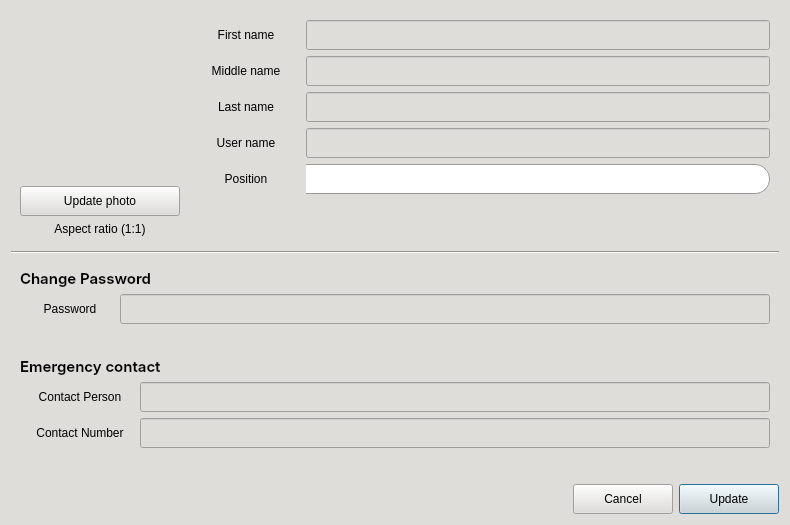
This is CAI_PyQt/CAI_Admin/UI/FormEditUser.ui in CPG19040/CPG19040 as Qt 5 draws it before an edit. The edited form follows.
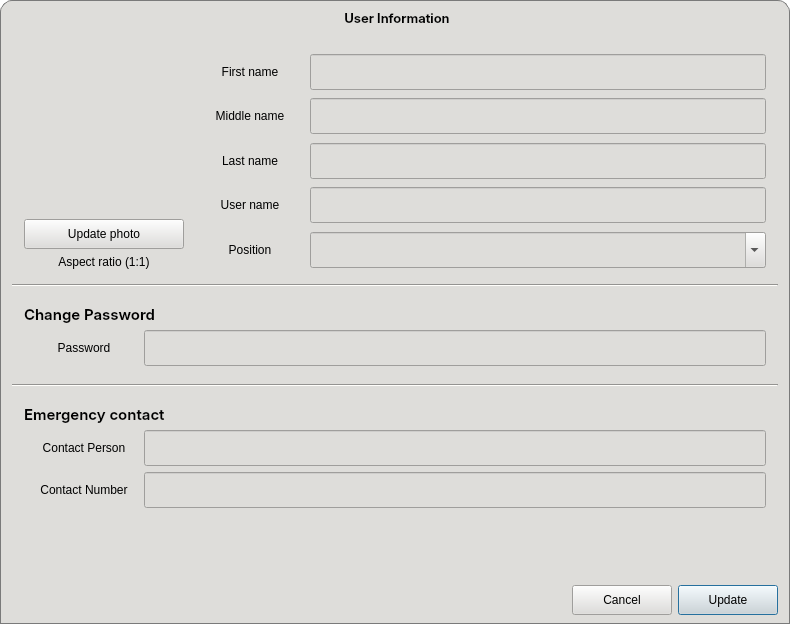
This is the edited form. Icons and pictures are not drawn.

What changed in the file:
```diff
--- a/CAI_PyQt/CAI_Admin/UI/FormEditUser.ui
+++ b/CAI_PyQt/CAI_Admin/UI/FormEditUser.ui
@@ -7,19 +7,19 @@
     <x>0</x>
     <y>0</y>
     <width>790</width>
-    <height>525</height>
+    <height>624</height>
    </rect>
   </property>
   <property name="minimumSize">
    <size>
     <width>790</width>
-    <height>525</height>
+    <height>624</height>
    </size>
   </property>
   <property name="maximumSize">
    <size>
-    <width>790</width>
-    <height>525</height>
+    <width>900</width>
+    <height>624</height>
    </size>
   </property>
   <property name="windowTitle">
@@ -31,6 +31,286 @@
 	color: black;
 }
 
+#EditUserDialog {
+	background: transparent;
+}
+
+QMessageBox {
+	background-color: #deddda;
+	font: 10pt &quot;Inter&quot;;
+	color: black;
+}
+
+QMessageBox QLabel {
+	font: 10pt &quot;Inter&quot;;
+	color: black;
+}
+
+QMessageBox QPushButton {
+	height: 30px;
+	padding: 0px 12px;
+	background-color: #deddda;
+	font: 10pt &quot;Inter&quot;;
+	color: black;
+}</string>
+  </property>
+  <property name="modal">
+   <bool>true</bool>
+  </property>
+  <layout class="QVBoxLayout" name="verticalLayout">
+   <property name="spacing">
+    <number>0</number>
+   </property>
+   <property name="leftMargin">
+    <number>0</number>
+   </property>
+   <property name="topMargin">
+    <number>0</number>
+   </property>
+   <property name="rightMargin">
+    <number>0</number>
+   </property>
+   <property name="bottomMargin">
+    <number>0</number>
+   </property>
+   <item>
+    <widget class="QFrame" name="frame_header">
+     <property name="minimumSize">
+      <size>
+       <width>0</width>
+       <height>35</height>
+      </size>
+     </property>
+     <property name="maximumSize">
+      <size>
+       <width>16777215</width>
+       <height>35</height>
+      </size>
+     </property>
+     <property name="mouseTracking">
+      <bool>true</bool>
+     </property>
+     <property name="styleSheet">
+      <string notr="true">#frame_header {
+	background-color: #deddda;
+	border-top-left-radius: 12px;
+	border-top-right-radius: 12px;
+	border: 1px solid #7a7a7a;
+	border-bottom: none;
+}</string>
+     </property>
+     <property name="frameShape">
+      <enum>QFrame::StyledPanel</enum>
+     </property>
+     <property name="frameShadow">
+      <enum>QFrame::Raised</enum>
+     </property>
+     <layout class="QHBoxLayout" name="horizontalLayout_10">
+      <property name="spacing">
+       <number>6</number>
+      </property>
+      <property name="leftMargin">
+       <number>4</number>
+      </property>
+      <property name="topMargin">
+       <number>0</number>
+      </property>
+      <property name="rightMargin">
+       <number>0</number>
+      </property>
+      <property name="bottomMargin">
+       <number>0</number>
+      </property>
+      <item>
+       <widget class="QWidget" name="widget_window_icon" native="true">
+        <property name="minimumSize">
+         <size>
+          <width>72</width>
+          <height>34</height>
+         </size>
+        </property>
+        <property name="maximumSize">
+         <size>
+          <width>72</width>
+          <height>34</height>
+         </size>
+        </property>
+        <property name="styleSheet">
+         <string notr="true">background: transparent;</string>
+        </property>
+        <layout class="QHBoxLayout" name="horizontalLayout_12">
+         <property name="leftMargin">
+          <number>0</number>
+         </property>
+         <property name="topMargin">
+          <number>0</number>
+         </property>
+         <property name="rightMargin">
+          <number>0</number>
+         </property>
+         <property name="bottomMargin">
+          <number>0</number>
+         </property>
+        </layout>
+       </widget>
+      </item>
+      <item>
+       <widget class="QLabel" name="label_windowTitle">
+        <property name="font">
+         <font>
+          <family>Inter SemiBold</family>
+          <pointsize>10</pointsize>
+          <weight>50</weight>
+          <italic>false</italic>
+          <bold>false</bold>
+         </font>
+        </property>
+        <property name="styleSheet">
+         <string notr="true">background: transparent;
+color: rgb(0, 0, 0);
+font: 10pt &quot;Inter SemiBold&quot;;</string>
+        </property>
+        <property name="text">
+         <string>User Information</string>
+        </property>
+        <property name="alignment">
+         <set>Qt::AlignCenter</set>
+        </property>
+       </widget>
+      </item>
+      <item>
+       <widget class="QWidget" name="widget_window_buttons" native="true">
+        <property name="minimumSize">
+         <size>
+          <width>72</width>
+          <height>34</height>
+         </size>
+        </property>
+        <property name="maximumSize">
+         <size>
+          <width>72</width>
+          <height>34</height>
+         </size>
+        </property>
+        <property name="styleSheet">
+         <string notr="true">background: transparent;</string>
+        </property>
+        <layout class="QHBoxLayout" name="horizontalLayout_13">
+         <property name="leftMargin">
+          <number>0</number>
+         </property>
+         <property name="topMargin">
+          <number>0</number>
+         </property>
+         <property name="rightMargin">
+          <number>0</number>
+         </property>
+         <property name="bottomMargin">
+          <number>0</number>
+         </property>
+         <item>
+          <widget class="QPushButton" name="btnMinimize">
+           <property name="minimumSize">
+            <size>
+             <width>24</width>
+             <height>24</height>
+            </size>
+           </property>
+           <property name="maximumSize">
+            <size>
+             <width>24</width>
+             <height>24</height>
+            </size>
+           </property>
+           <property name="cursor">
+            <cursorShape>PointingHandCursor</cursorShape>
+           </property>
+           <property name="styleSheet">
+            <string notr="true">#btnMinimize {
+	border-radius: 12px;
+	background-color: transparent;
+}
+
+#btnMinimize:hover {
+	background-color: rgb(248, 228, 92);
+}</string>
+           </property>
+           <property name="text">
+            <string/>
+           </property>
+           <property name="icon">
+            <iconset resource="../resources.qrc">
+             <normaloff>:/Images/Images/minimize-sign.png</normaloff>:/Images/Images/minimize-sign.png</iconset>
+           </property>
+           <property name="iconSize">
+            <size>
+             <width>12</width>
+             <height>12</height>
+            </size>
+           </property>
+          </widget>
+         </item>
+         <item>
+          <widget class="QPushButton" name="btnClose">
+           <property name="minimumSize">
+            <size>
+             <width>24</width>
+             <height>24</height>
+            </size>
+           </property>
+           <property name="maximumSize">
+            <size>
+             <width>24</width>
+             <height>24</height>
+            </size>
+           </property>
+           <property name="cursor">
+            <cursorShape>PointingHandCursor</cursorShape>
+           </property>
+           <property name="styleSheet">
+            <string notr="true">#btnClose {
+	border-radius: 12px;
+	background-color: transparent;
+}
+
+#btnClose:hover {
+	background-color: rgb(246, 97, 81);
+}</string>
+           </property>
+           <property name="text">
+            <string/>
+           </property>
+           <property name="icon">
+            <iconset resource="../resources.qrc">
+             <normaloff>:/Images/Images/clear.png</normaloff>:/Images/Images/clear.png</iconset>
+           </property>
+          </widget>
+         </item>
+        </layout>
+       </widget>
+      </item>
+     </layout>
+    </widget>
+   </item>
+   <item>
+    <widget class="QWidget" name="widget_body" native="true">
+     <property name="minimumSize">
+      <size>
+       <width>0</width>
+       <height>100</height>
+      </size>
+     </property>
+     <property name="styleSheet">
+      <string notr="true">#widget_body {
+	background-color: #deddda;
+	border: 1px solid #7a7a7a;
+	border-top: none;
+}
+
+#grp_info {
+	background-color: transparent;
+}
+
 QPushButton[class=&quot;button-green&quot;] {
 	border: 1px solid #0a5128;
     border-radius: 15px;
@@ -88,6 +368,11 @@
 	color: #aeaeae;
 }
 
+/**[class=&quot;section-widget&quot;] {
+	background-color: #c0bfbc;
+	border-radius: 12px;
+}*/
+
 *[class=&quot;input-field&quot;] {
 	background-color: transparent;
 }
@@ -96,45 +381,44 @@
 	background-color: #ffffff;
 	border: 1px solid #999;
 	border-left: none;
-	border-top-right-radius: 15px;
-	border-bottom-right-radius: 15px;
+	border-top-right-radius: 18px;
+	border-bottom-right-radius: 18px;
 	padding: 0px 8px;
 	color: black;
 }
 
 *[class=&quot;input-field&quot;] QLabel {
-	background-color: rgb(192, 191, 188);
+	background-color: #d2d2d2;
 	border-left: 1px solid #999;
 	border-top: 1px solid #999;
 	border-bottom: 1px solid #999;
 	border-right: none;
-	border-top-left-radius: 15px;
-	border-bottom-left-radius: 15px;
+	border-top-left-radius: 18px;
+	border-bottom-left-radius: 18px;
 	padding-left: 8px;
 	color: black;
 }
 
-QComboBox {
-    border: 1px solid #999;
-    border-left: none;
-    padding: 0px 10px;
-    background-color: #ffffff;
-    color: #333333;
-    font: 10pt &quot;Inter Medium&quot;;
-    selection-background-color: #7eb4d7;
-	border-top-right-radius: 15px;
-	border-bottom-right-radius: 15px;
+*[class=&quot;input-field&quot;] QComboBox {
+	background-color: #FFF;
+	border: 1px solid #999;
+	border-left: none;
+	border-top-right-radius: 18px;
+	border-bottom-right-radius: 18px;
+	padding-left: 8px;
+	color: black;
 }
 
-QComboBox:focus, QLineEdit:focus {
-    border: 1px solid #007BFF;
+*[class=&quot;input-field&quot;] QComboBox:focus {
+	border: 1px solid #007BFF;
 }
 
-QComboBox:hover, QLineEdit:hover {
+*[class=&quot;input-field&quot;] QLineEdit:hover,
+*[class=&quot;input-field&quot;] QComboBox:hover {
     border: 1px solid #3498db;
 }
 
-QComboBox::drop-down {
+*[class=&quot;input-field&quot;] QComboBox::drop-down {
     subcontrol-origin: padding;
     subcontrol-position: top right;
     width: 30px;
@@ -144,14 +428,14 @@
     border-bottom-right-radius: 15px;
 }
 
-QComboBox::down-arrow {
+*[class=&quot;input-field&quot;] QComboBox::down-arrow {
     image: url(:/Images/Images/caret-down.png);
     border: none;
     width: 8px;
     height: 8px;
 }
 
-QComboBox QAbstractItemView {
+*[class=&quot;input-field&quot;] QComboBox QAbstractItemView {
     background-color: white !important;
     border: 1px solid #999;
     selection-background-color: #7eb4d7;
@@ -159,7 +443,7 @@
     outline: 0; /* Removes the ugly dotted focus border */
 }
 
-QComboBox QAbstractItemView::item {
+*[class=&quot;input-field&quot;] QComboBox QAbstractItemView::item {
     padding: 0px 15px;
     border-radius: 4px;
     color: #333333;
@@ -171,18 +455,44 @@
     color: #ffffff;
 }</string>
   </property>
-  <property name="modal">
-   <bool>true</bool>
-  </property>
-  <layout class="QVBoxLayout" name="verticalLayout">
+     <layout class="QVBoxLayout" name="verticalLayout_5">
+      <property name="spacing">
+       <number>6</number>
+      </property>
+      <property name="leftMargin">
+       <number>12</number>
+      </property>
+      <property name="topMargin">
+       <number>9</number>
+      </property>
+      <property name="rightMargin">
+       <number>12</number>
+      </property>
+      <property name="bottomMargin">
+       <number>9</number>
+      </property>
    <item>
-    <widget class="QWidget" name="widget" native="true">
+       <widget class="QWidget" name="widget_1" native="true">
      <property name="styleSheet">
       <string notr="true"/>
      </property>
+        <property name="class" stdset="0">
+         <string>section-widget</string>
+        </property>
      <layout class="QHBoxLayout" name="horizontalLayout">
+         <property name="leftMargin">
+          <number>12</number>
+         </property>
+         <property name="rightMargin">
+          <number>12</number>
+         </property>
       <item>
        <widget class="QWidget" name="widget_3" native="true">
+           <property name="styleSheet">
+            <string notr="true">#widget_3, QLabel {
+	background: transparent;
+}</string>
+           </property>
         <layout class="QVBoxLayout" name="verticalLayout_2">
          <property name="leftMargin">
           <number>0</number>
@@ -214,7 +524,7 @@
             <string/>
            </property>
            <property name="pixmap">
-            <pixmap resource="../resources.qrc">:/Images/Images/profile_gray.png</pixmap>
+               <pixmap resource="../resources.qrc">:/Images/Images/profile.png</pixmap>
            </property>
            <property name="scaledContents">
             <bool>true</bool>
@@ -306,13 +616,13 @@
               <property name="minimumSize">
                <size>
                 <width>120</width>
-                <height>30</height>
+                   <height>36</height>
                </size>
               </property>
               <property name="maximumSize">
                <size>
                 <width>120</width>
-                <height>30</height>
+                   <height>36</height>
                </size>
               </property>
               <property name="text">
@@ -328,7 +638,13 @@
               <property name="minimumSize">
                <size>
                 <width>0</width>
-                <height>30</height>
+                   <height>36</height>
+                  </size>
+                 </property>
+                 <property name="maximumSize">
+                  <size>
+                   <width>16777215</width>
+                   <height>36</height>
                </size>
               </property>
               <property name="styleSheet">
@@ -365,13 +681,13 @@
               <property name="minimumSize">
                <size>
                 <width>120</width>
-                <height>30</height>
+                   <height>36</height>
                </size>
               </property>
               <property name="maximumSize">
                <size>
                 <width>120</width>
-                <height>30</height>
+                   <height>36</height>
                </size>
               </property>
               <property name="text">
@@ -387,7 +703,13 @@
               <property name="minimumSize">
                <size>
                 <width>0</width>
-                <height>30</height>
+                   <height>36</height>
+                  </size>
+                 </property>
+                 <property name="maximumSize">
+                  <size>
+                   <width>16777215</width>
+                   <height>36</height>
                </size>
               </property>
               <property name="styleSheet">
@@ -424,13 +746,13 @@
               <property name="minimumSize">
                <size>
                 <width>120</width>
-                <height>30</height>
+                   <height>36</height>
                </size>
               </property>
               <property name="maximumSize">
                <size>
                 <width>120</width>
-                <height>30</height>
+                   <height>36</height>
                </size>
               </property>
               <property name="text">
@@ -446,7 +768,13 @@
               <property name="minimumSize">
                <size>
                 <width>0</width>
-                <height>30</height>
+                   <height>36</height>
+                  </size>
+                 </property>
+                 <property name="maximumSize">
+                  <size>
+                   <width>16777215</width>
+                   <height>36</height>
                </size>
               </property>
               <property name="styleSheet">
@@ -483,13 +811,13 @@
               <property name="minimumSize">
                <size>
                 <width>120</width>
-                <height>30</height>
+                   <height>36</height>
                </size>
               </property>
               <property name="maximumSize">
                <size>
                 <width>120</width>
-                <height>30</height>
+                   <height>36</height>
                </size>
               </property>
               <property name="text">
@@ -505,7 +833,13 @@
               <property name="minimumSize">
                <size>
                 <width>0</width>
-                <height>30</height>
+                   <height>36</height>
+                  </size>
+                 </property>
+                 <property name="maximumSize">
+                  <size>
+                   <width>16777215</width>
+                   <height>36</height>
                </size>
               </property>
               <property name="styleSheet">
@@ -542,13 +876,13 @@
               <property name="minimumSize">
                <size>
                 <width>120</width>
-                <height>30</height>
+                   <height>36</height>
                </size>
               </property>
               <property name="maximumSize">
                <size>
                 <width>120</width>
-                <height>30</height>
+                   <height>36</height>
                </size>
               </property>
               <property name="text">
@@ -564,7 +898,13 @@
               <property name="minimumSize">
                <size>
                 <width>0</width>
-                <height>30</height>
+                   <height>36</height>
+                  </size>
+                 </property>
+                 <property name="maximumSize">
+                  <size>
+                   <width>16777215</width>
+                   <height>36</height>
                </size>
               </property>
               <property name="styleSheet">
@@ -578,19 +918,6 @@
            </layout>
           </widget>
          </item>
-         <item>
-          <spacer name="verticalSpacer">
-           <property name="orientation">
-            <enum>Qt::Vertical</enum>
-           </property>
-           <property name="sizeHint" stdset="0">
-            <size>
-             <width>20</width>
-             <height>40</height>
-            </size>
-           </property>
-          </spacer>
-         </item>
         </layout>
        </widget>
       </item>
@@ -612,7 +939,22 @@
      <property name="styleSheet">
       <string notr="true"/>
      </property>
+        <property name="class" stdset="0">
+         <string>section-widget</string>
+        </property>
      <layout class="QVBoxLayout" name="verticalLayout_3">
+         <property name="leftMargin">
+          <number>12</number>
+         </property>
+         <property name="topMargin">
+          <number>12</number>
+         </property>
+         <property name="rightMargin">
+          <number>12</number>
+         </property>
+         <property name="bottomMargin">
+          <number>12</number>
+         </property>
       <item>
        <widget class="QLabel" name="label_25">
         <property name="font">
@@ -626,6 +968,9 @@
         <property name="text">
          <string>Change Password</string>
         </property>
+           <property name="alignment">
+            <set>Qt::AlignLeading|Qt::AlignLeft|Qt::AlignVCenter</set>
+           </property>
        </widget>
       </item>
       <item>
@@ -646,18 +991,21 @@
          <property name="rightMargin">
           <number>0</number>
          </property>
+            <property name="bottomMargin">
+             <number>0</number>
+            </property>
          <item>
           <widget class="QLabel" name="label_12">
            <property name="minimumSize">
             <size>
-             <width>100</width>
-             <height>30</height>
+                <width>120</width>
+                <height>36</height>
             </size>
            </property>
            <property name="maximumSize">
             <size>
-             <width>16777215</width>
-             <height>30</height>
+                <width>120</width>
+                <height>36</height>
             </size>
            </property>
            <property name="text">
@@ -673,7 +1021,13 @@
            <property name="minimumSize">
             <size>
              <width>0</width>
-             <height>30</height>
+                <height>36</height>
+               </size>
+              </property>
+              <property name="maximumSize">
+               <size>
+                <width>16777215</width>
+                <height>36</height>
             </size>
            </property>
            <property name="styleSheet">
@@ -690,6 +1044,13 @@
      </layout>
     </widget>
    </item>
+      <item>
+       <widget class="Line" name="line_2">
+        <property name="orientation">
+         <enum>Qt::Horizontal</enum>
+        </property>
+       </widget>
+      </item>
    <item>
     <widget class="QWidget" name="widget_form_2" native="true">
      <property name="enabled">
@@ -698,7 +1059,22 @@
      <property name="styleSheet">
       <string notr="true"/>
      </property>
+        <property name="class" stdset="0">
+         <string>section-widget</string>
+        </property>
      <layout class="QVBoxLayout" name="verticalLayout_4">
+         <property name="leftMargin">
+          <number>12</number>
+         </property>
+         <property name="topMargin">
+          <number>12</number>
+         </property>
+         <property name="rightMargin">
+          <number>12</number>
+         </property>
+         <property name="bottomMargin">
+          <number>12</number>
+         </property>
       <item>
        <widget class="QLabel" name="label_24">
         <property name="font">
@@ -712,6 +1088,9 @@
         <property name="text">
          <string>Emergency contact</string>
         </property>
+           <property name="alignment">
+            <set>Qt::AlignLeading|Qt::AlignLeft|Qt::AlignVCenter</set>
+           </property>
        </widget>
       </item>
       <item>
@@ -740,13 +1119,13 @@
            <property name="minimumSize">
             <size>
              <width>120</width>
-             <height>30</height>
+                <height>36</height>
             </size>
            </property>
            <property name="maximumSize">
             <size>
              <width>16777215</width>
-             <height>30</height>
+                <height>36</height>
             </size>
            </property>
            <property name="text">
@@ -762,7 +1141,13 @@
            <property name="minimumSize">
             <size>
              <width>0</width>
-             <height>30</height>
+                <height>36</height>
+               </size>
+              </property>
+              <property name="maximumSize">
+               <size>
+                <width>16777215</width>
+                <height>36</height>
             </size>
            </property>
            <property name="styleSheet">
@@ -799,13 +1184,13 @@
            <property name="minimumSize">
             <size>
              <width>120</width>
-             <height>30</height>
+                <height>36</height>
             </size>
            </property>
            <property name="maximumSize">
             <size>
              <width>16777215</width>
-             <height>30</height>
+                <height>36</height>
             </size>
            </property>
            <property name="text">
@@ -821,7 +1206,13 @@
            <property name="minimumSize">
             <size>
              <width>0</width>
-             <height>30</height>
+                <height>36</height>
+               </size>
+              </property>
+              <property name="maximumSize">
+               <size>
+                <width>16777215</width>
+                <height>36</height>
             </size>
            </property>
            <property name="styleSheet">
@@ -836,7 +1227,7 @@
     </widget>
    </item>
    <item>
-    <spacer name="verticalSpacer_3">
+       <spacer name="verticalSpacer">
      <property name="orientation">
       <enum>Qt::Vertical</enum>
      </property>
@@ -917,6 +1308,9 @@
       </widget>
      </item>
     </layout>
+      </item>
+     </layout>
+    </widget>
    </item>
   </layout>
  </widget>
```
Lines whose indentation alone changed are shown as unchanged.
